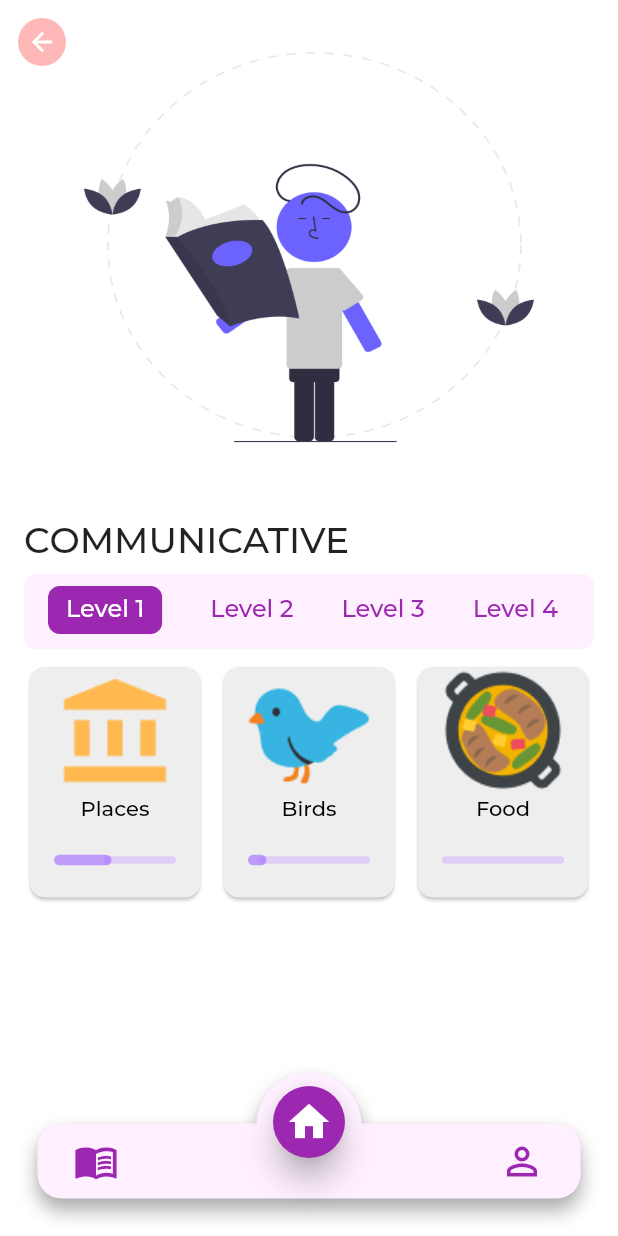
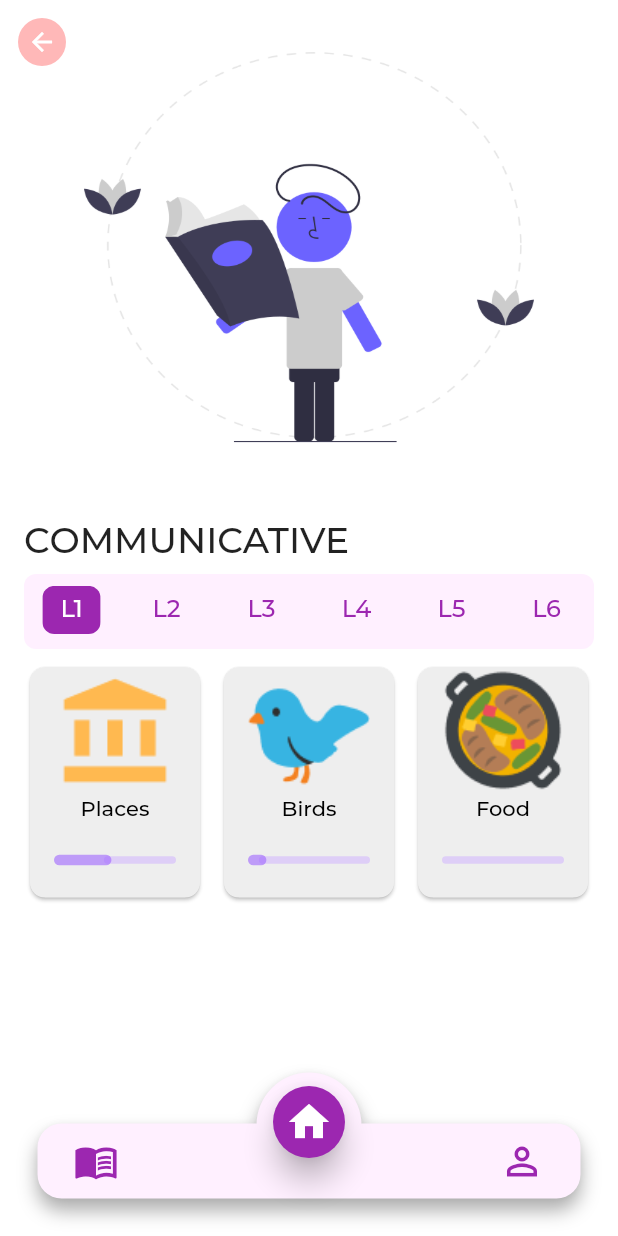
Before and after one commit to Vasha-Shikkha/mobile_application, a Flutter app: the screen it shows after launch, after a tap on "COMMUNICATIVE", on a phone screen of 412 x 824 dp. Run offline on Flutter 3.47's test engine with Material 2 defaults, Android fonts, the phone set to English and light mode, and no system bars; our stand-ins replace flutter_svg, font_awesome_flutter, moor_flutter; generated files the repository leaves out were written again; project files that could hold a hidden picture were left out.

Commit message:
Make level tabbar not scrollable

```diff
--- a/lib/ui/topic/topic_screen.dart
+++ b/lib/ui/topic/topic_screen.dart
@@ -91,9 +91,9 @@ class _TopicScreenState extends State<TopicScreen>
                   color: Color(0xFFFFF0FF),
                 ),
                 child: TabBar(
+                  labelPadding: EdgeInsets.zero,
                   controller: _tabController,
                   indicatorColor: Colors.transparent,
-                  isScrollable: true,
                   onTap: (index) {
                     setState(() {
                       _selectedLevel = index + 1;
@@ -109,12 +109,12 @@ class _TopicScreenState extends State<TopicScreen>
                                   borderRadius: BorderRadius.circular(8.0),
                                 ),
                                 label: Text(
-                                  'Level $level',
+                                  'L$level',
                                   style: TextStyle(fontSize: 16),
                                 ),
                               )
                             : Text(
-                                'Level $level',
+                                'L$level',
                                 style: TextStyle(
                                   color: Colors.purple,
                                   fontSize: 16,
```
